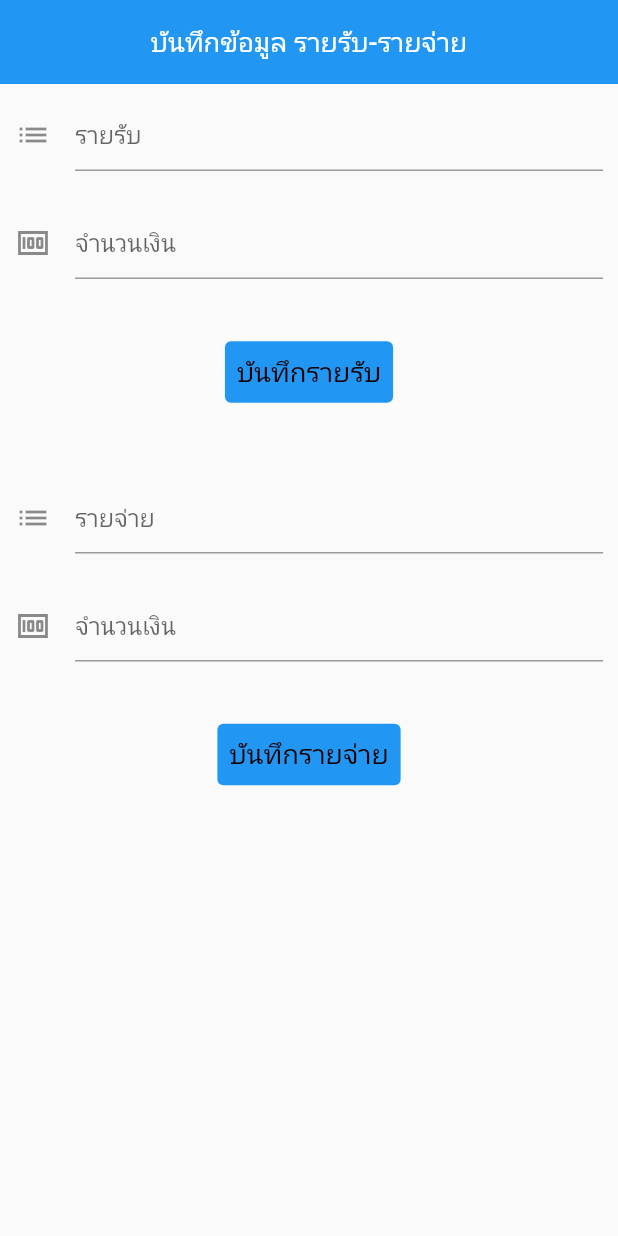
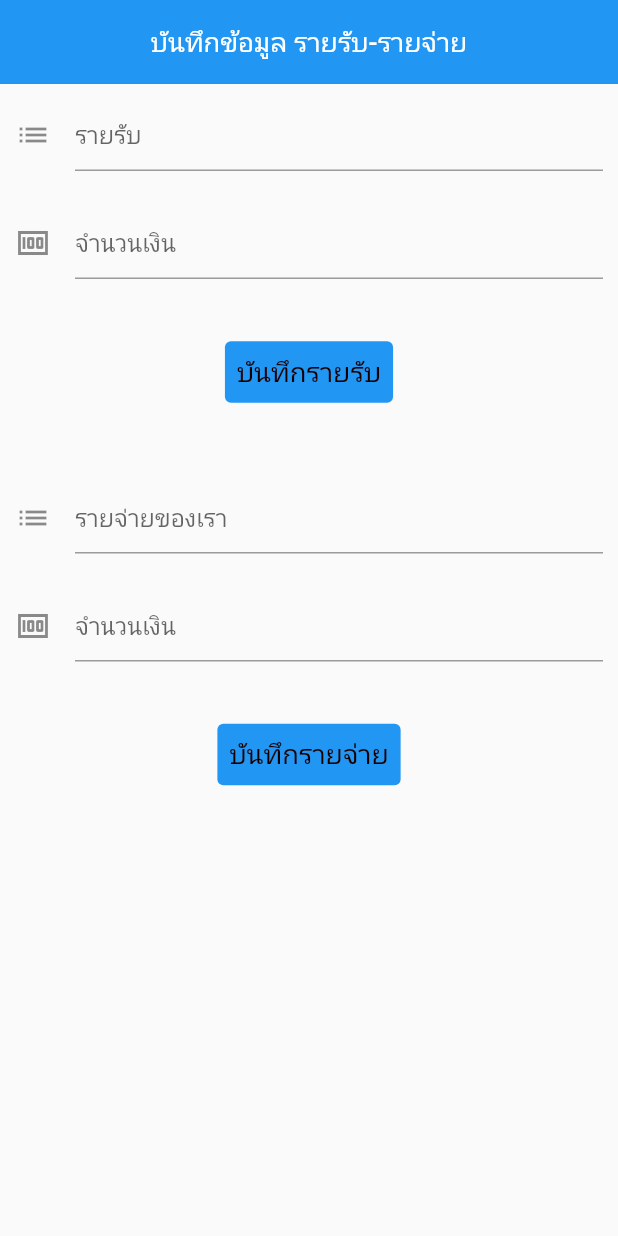
Before and after one commit to Tanupats/Lerning_git, a Flutter app: the OutcomeForm screen opened directly, on a phone screen of 412 x 824 dp. Run offline on Flutter 3.47's test engine with Material 2 defaults, Android fonts, the phone set to English and light mode, and no system bars; our stand-ins replace flutter_dotenv.

```diff
--- a/lib/outcomePage.dart
+++ b/lib/outcomePage.dart
@@ -110,7 +110,7 @@ class _StateForm extends State<OutcomeForm> {
               child: TextFormField(
                 decoration: const InputDecoration(
                   icon: Icon(Icons.list),
-                  hintText: 'รายจ่าย',
+                  hintText: 'รายจ่ายของเรา',
                 ),
                 onSaved: (String? value) {
 
```
